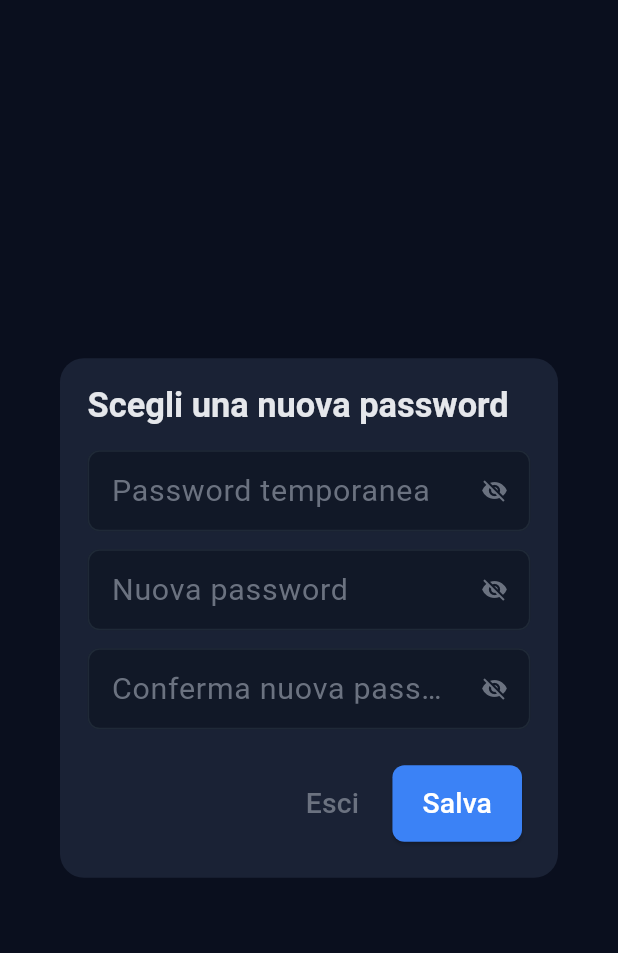
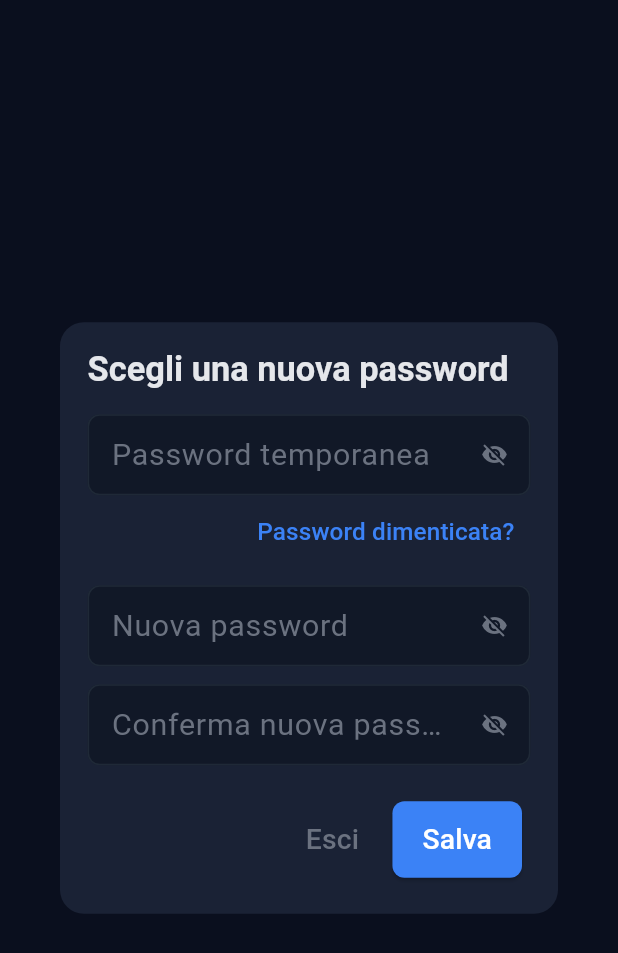
Before and after one commit to rdagmr98/corsi, a Flutter app: the ChangePasswordDialog widget shown alone on an empty page, opened directly, on a phone screen of 412 x 824 dp. Shown: the top 953 px of the screen. Run offline on Flutter 3.47's test engine with Material 3 defaults, Android fonts, the phone set to English and light mode, and no system bars; our stand-ins replace flutter_riverpod, go_router, pdf, printing, shared_preferences; missing offline and left inert: dart:html, encrypt; accounts and stored records are empty; network calls fail; statements that could not run were skipped.

Commit message:
feat(auth): richiesta reset anche dal cambio password a login effettuato
"Password dimenticata?" nel dialog Cambia password, anche nella versione
forzata per chi ha perso la temporanea: marca la richiesta e notifica gli
admin come dal login.

Co-Authored-By: Claude Opus 5.5 <noreply@anthropic.com>

```diff
--- a/lib/widgets/change_password_dialog.dart
+++ b/lib/widgets/change_password_dialog.dart
@@ -2,6 +2,8 @@ import 'package:flutter/material.dart';
 import 'package:flutter_riverpod/flutter_riverpod.dart';
 import '../providers/auth_provider.dart';
 import '../services/gh_db_service.dart';
+import '../services/notification_service.dart';
+import '../services/user_service.dart';
 import '../theme.dart';
 
 class ChangePasswordDialog extends ConsumerStatefulWidget {
@@ -23,12 +25,27 @@ class _ChangePasswordDialogState extends ConsumerState<ChangePasswordDialog> {
   bool _obscureNew  = true;
   bool _obscureConf = true;
   bool _loading = false;
+  bool _resetRequested = false;
   String? _error;
 
   @override
   void dispose() {
     _oldCtrl.dispose(); _newCtrl.dispose(); _confCtrl.dispose();
     super.dispose();
+  }
+
+  /// Stessa richiesta del login, con l'utente già noto.
+  Future<void> _requestReset() async {
+    final user = ref.read(authProvider).currentUser;
+    if (user == null) return;
+    setState(() { _loading = true; _error = null; });
+    try {
+      final name = await UserService().requestPasswordReset(user.username ?? '');
+      if (name != null) await NotificationService().notifyPasswordResetRequested(name);
+      if (mounted) setState(() { _loading = false; _resetRequested = true; });
+    } catch (_) {
+      if (mounted) setState(() { _error = 'Impossibile contattare il server. Riprova.'; _loading = false; });
+    }
   }
 
   Future<void> _save() async {
@@ -87,6 +104,21 @@ class _ChangePasswordDialogState extends ConsumerState<ChangePasswordDialog> {
           children: [
             _pwdField(widget.forced ? 'Password temporanea' : 'Password attuale', _oldCtrl, _obscureOld,
                 () => setState(() => _obscureOld = !_obscureOld)),
+            Align(
+              alignment: Alignment.centerRight,
+              child: _resetRequested
+                  ? const Padding(
+                      padding: EdgeInsets.only(top: 8),
+                      child: Text(
+                        'Richiesta inviata: gli amministratori ti daranno una password temporanea.',
+                        style: TextStyle(color: kTextDim, fontSize: 12),
+                      ),
+                    )
+                  : TextButton(
+                      onPressed: _loading ? null : _requestReset,
+                      child: const Text('Password dimenticata?', style: TextStyle(fontSize: 12)),
+                    ),
+            ),
             const SizedBox(height: 12),
             _pwdField('Nuova password', _newCtrl, _obscureNew,
                 () => setState(() => _obscureNew = !_obscureNew)),
```
Also changed, not shown: 3 other files.
